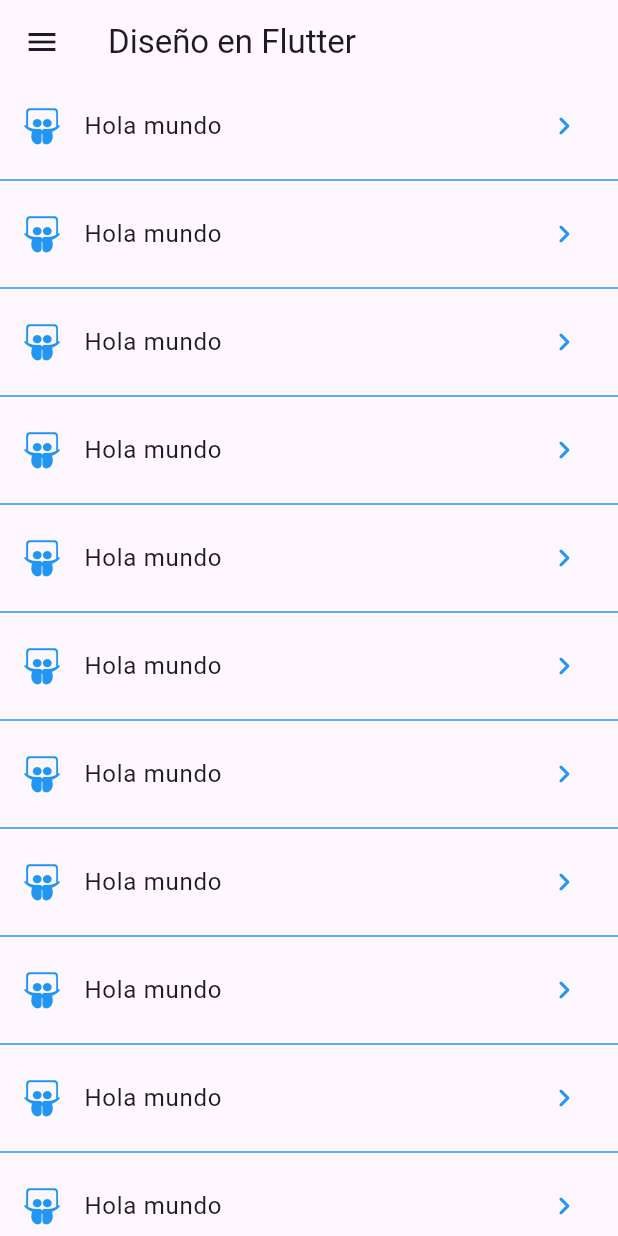
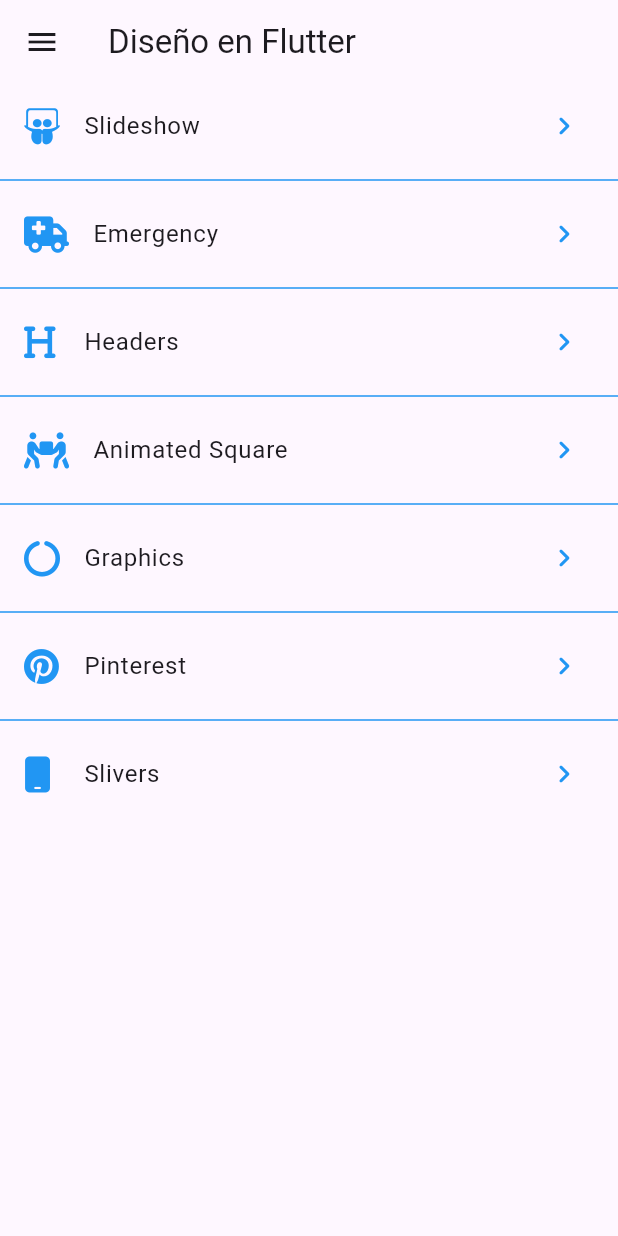
Before and after one commit to Flutter-Course-Sergio/designsApp, a Flutter app: the screen it shows after launch, on a phone screen of 412 x 824 dp. Run offline on Flutter 3.47's test engine with Material 3 defaults, Android fonts, the light colour scheme and no system bars; our stand-ins replace animate_do, flutter_svg, font_awesome_flutter.

Commit message:
navigation on app

```diff
--- a/lib/src/pages/launcher_page.dart
+++ b/lib/src/pages/launcher_page.dart
@@ -1,6 +1,7 @@
 import 'package:flutter/material.dart';
-import 'package:flutter/widgets.dart';
 import 'package:font_awesome_flutter/font_awesome_flutter.dart';
+
+import '../routes/routes.dart';
 
 class LauncherPage extends StatelessWidget {
   const LauncherPage({super.key});
@@ -27,16 +28,21 @@ class _OptionsList extends StatelessWidget {
               color: Colors.blue,
             ),
         itemBuilder: (context, index) => ListTile(
-              leading:
-                  const FaIcon(FontAwesomeIcons.slideshare, color: Colors.blue),
-              title: const Text('Hola mundo'),
+              leading: FaIcon(pageRoutes[index].icon, color: Colors.blue),
+              title: Text(pageRoutes[index].title),
               trailing: const Icon(
                 Icons.chevron_right_rounded,
                 color: Colors.blue,
               ),
-              onTap: () {},
+              onTap: () {
+                Navigator.push(
+                    context,
+                    MaterialPageRoute(
+                      builder: (context) => pageRoutes[index].page,
+                    ));
+              },
             ),
-        itemCount: 20);
+        itemCount: pageRoutes.length);
   }
 }
 
--- /dev/null
+++ b/lib/src/routes/routes.dart
@@ -0,0 +1,30 @@
+import 'package:flutter/material.dart';
+import 'package:font_awesome_flutter/font_awesome_flutter.dart';
+
+import '../pages/slideshow_page.dart';
+import '../pages/emergency_page.dart';
+import '../pages/headers_page.dart';
+import '../pages/animations_page.dart';
+import '../pages/circular_graphics_page.dart';
+import '../pages/pinteres_page.dart';
+import '../pages/sliverlist_page.dart';
+
+final pageRoutes = <_Route>[
+  _Route(FontAwesomeIcons.slideshare, 'Slideshow', const SlideshowPage()),
+  _Route(FontAwesomeIcons.truckMedical, 'Emergency', const EmergencyPage()),
+  _Route(FontAwesomeIcons.heading, 'Headers', const HeadersPage()),
+  _Route(FontAwesomeIcons.peopleCarryBox, 'Animated Square',
+      const AnimationsPage()),
+  _Route(
+      FontAwesomeIcons.circleNotch, 'Graphics', const CircularGraphicsPage()),
+  _Route(FontAwesomeIcons.pinterest, 'Pinterest', const PinterestPage()),
+  _Route(FontAwesomeIcons.mobile, 'Slivers', const SliverlistPage()),
+];
+
+class _Route {
+  final IconData icon;
+  final String title;
+  final Widget page;
+
+  _Route(this.icon, this.title, this.page);
+}
```
